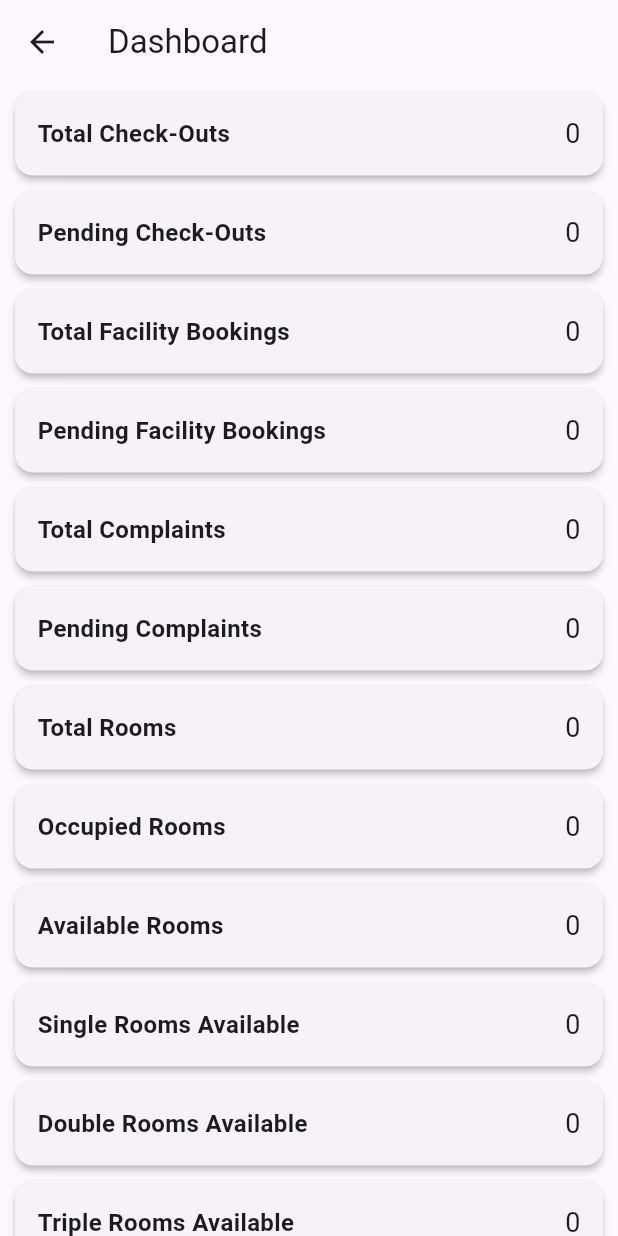
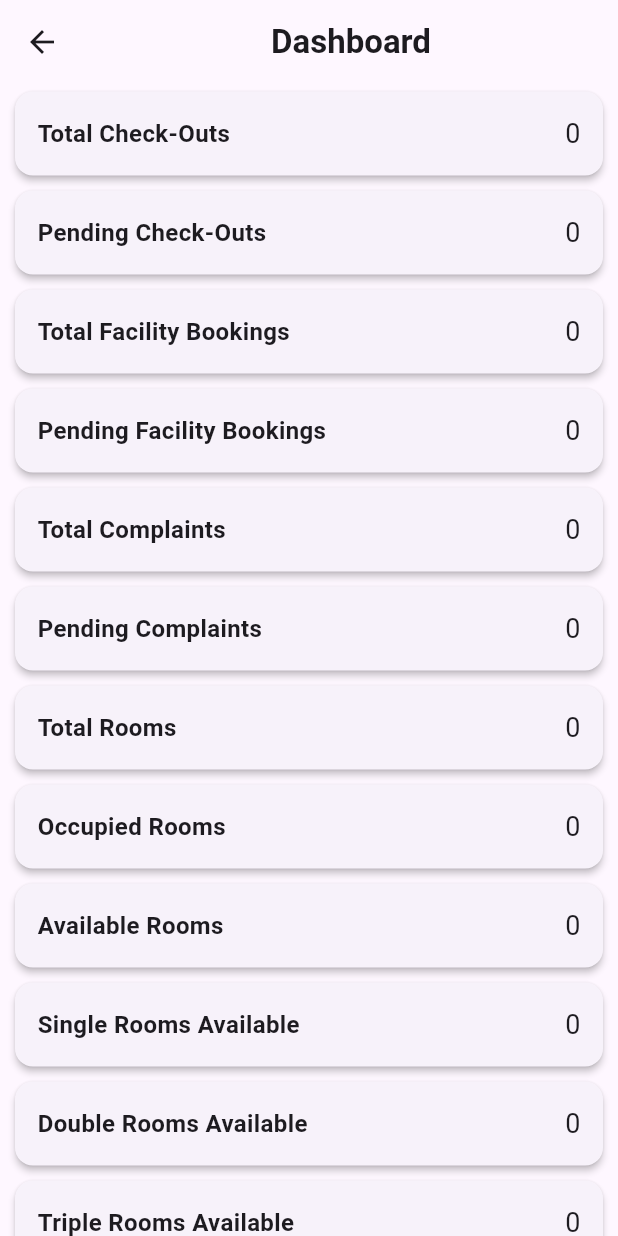
Before and after one commit to Fares1738/KHMS-PSM2-FYP, a Flutter app: the DashboardPage screen opened directly, on a phone screen of 412 x 824 dp. Run offline on Flutter 3.47's test engine with Material 3 defaults, Android fonts, the light colour scheme and no system bars; our stand-ins replace cloud_firestore, file_picker, firebase_auth, firebase_core, firebase_storage, fl_chart and 3 more; missing offline and left inert: dart:ffi; accounts and stored records are empty.

Commit message:
Make dashboard text centered and bold

```diff
--- a/khms/lib/View/Staff/staffDashboardPage.dart
+++ b/khms/lib/View/Staff/staffDashboardPage.dart
@@ -1,8 +1,12 @@
+// ignore_for_file: library_private_types_in_public_api
+
 import 'package:fl_chart/fl_chart.dart';
 import 'package:flutter/material.dart';
 import 'package:khms/Controller/dashboardController.dart';
 
 class DashboardPage extends StatefulWidget {
+  const DashboardPage({super.key});
+
   @override
   _DashboardPageState createState() => _DashboardPageState();
 }
@@ -13,7 +17,13 @@ class _DashboardPageState extends State<DashboardPage> {
   @override
   Widget build(BuildContext context) {
     return Scaffold(
-      appBar: AppBar(title: const Text('Dashboard')),
+      appBar: AppBar(
+          title: const Center(
+        child: Text(
+          'Dashboard',
+          style: TextStyle(fontWeight: FontWeight.bold),
+        ),
+      )),
       body: FutureBuilder(
         future: _controller.fetchDashboardData(),
         builder: (context, snapshot) {
@@ -48,7 +58,6 @@ class _DashboardPageState extends State<DashboardPage> {
                       data['availableRoomsByType']['Double']),
                   _buildSummaryCard('Triple Rooms Available',
                       data['availableRoomsByType']['Triple']),
-
                   _buildBarChart('Check-In Applications by Room Type',
                       data['checkInApplicationsByRoomType']),
                   _buildBarChart('Facility Bookings by Type',
```
